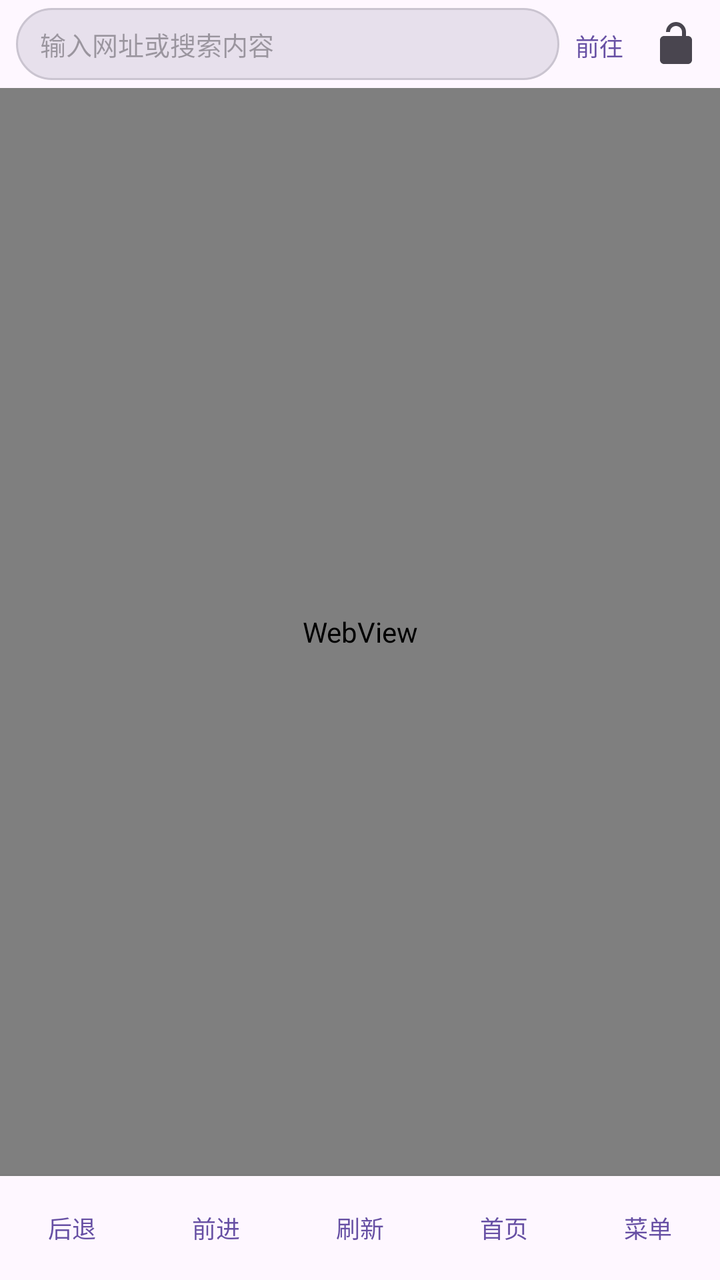
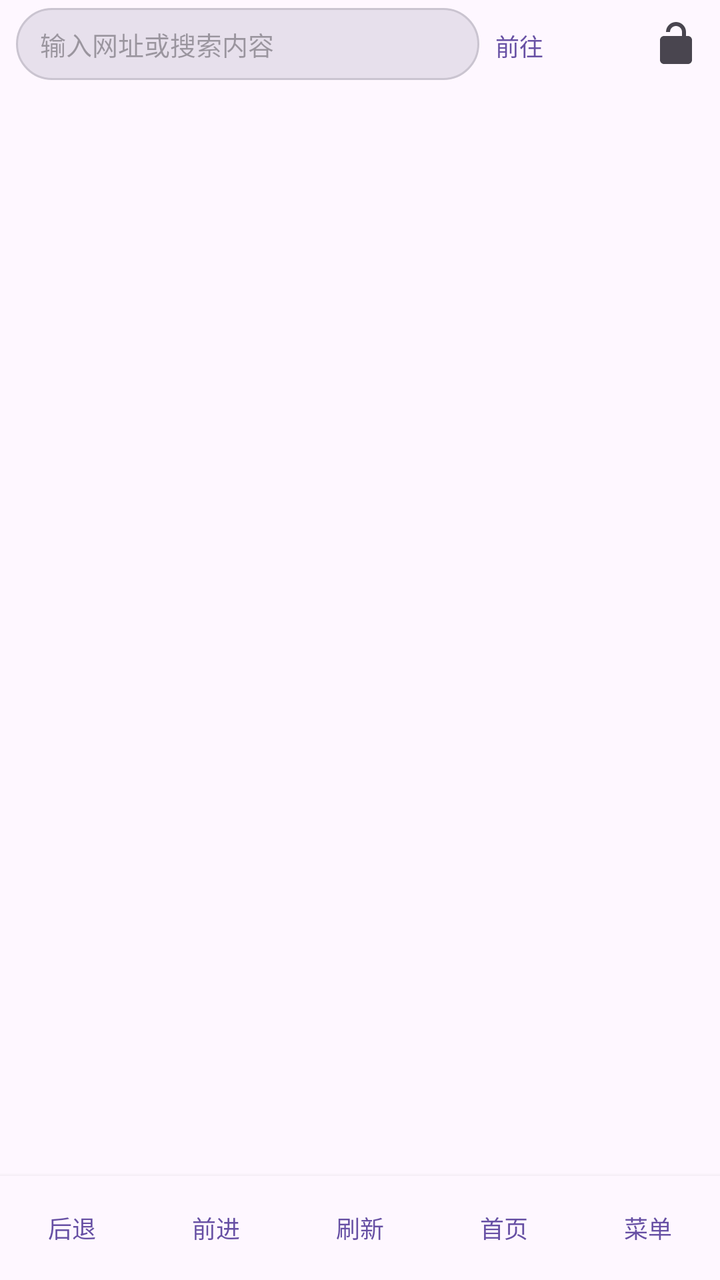

Compare the two renders of this Android layout. The source of the first and the diff that turns it into the second are given below.
<!-- AndroidManifest.xml: application theme Theme.SimpleBrowser -->
<!-- res/layout/activity_main.xml -->
<?xml version="1.0" encoding="utf-8"?>
<androidx.coordinatorlayout.widget.CoordinatorLayout xmlns:android="http://schemas.android.com/apk/res/android"
    xmlns:app="http://schemas.android.com/apk/res-auto"
    android:id="@+id/root"
    android:layout_width="match_parent"
    android:layout_height="match_parent">

    <LinearLayout
        android:layout_width="match_parent"
        android:layout_height="match_parent"
        android:orientation="vertical">

        <com.google.android.material.appbar.AppBarLayout
            android:id="@+id/appBar"
            android:layout_width="match_parent"
            android:layout_height="wrap_content"
            android:background="?attr/colorSurface">

            <LinearLayout
                android:id="@+id/topBar"
                android:layout_width="match_parent"
                android:layout_height="44dp"
                android:gravity="center_vertical"
                android:orientation="horizontal"
                android:paddingStart="8dp"
                android:paddingTop="4dp"
                android:paddingEnd="4dp"
                android:paddingBottom="4dp">

                <EditText
                    android:id="@+id/etAddress"
                    android:layout_width="0dp"
                    android:layout_height="36dp"
                    android:layout_weight="1"
                    android:background="@drawable/bg_address"
                    android:hint="@string/address_hint"
                    android:imeOptions="actionGo"
                    android:importantForAutofill="no"
                    android:inputType="textUri"
                    android:maxLines="1"
                    android:paddingStart="12dp"
                    android:paddingEnd="12dp"
                    android:textSize="13sp" />

                <com.google.android.material.button.MaterialButton
                    android:id="@+id/btnGo"
                    style="@style/Widget.Material3.Button.TextButton"
                    android:layout_width="wrap_content"
                    android:layout_height="36dp"
                    android:minWidth="0dp"
                    android:paddingStart="8dp"
                    android:paddingEnd="8dp"
                    android:text="@string/go"
                    android:textSize="12sp" />

                <ImageButton
                    android:id="@+id/btnPin"
                    android:layout_width="36dp"
                    android:layout_height="36dp"
                    android:background="?attr/selectableItemBackgroundBorderless"
                    android:contentDescription="@string/pin_site"
                    android:padding="6dp"
                    android:scaleType="fitCenter"
                    android:src="@drawable/ic_lock_open_24"
                    android:tooltipText="@string/pin_site"
                    app:tint="?attr/colorControlNormal" />
            </LinearLayout>

            <com.google.android.material.progressindicator.LinearProgressIndicator
                android:id="@+id/progress"
                android:layout_width="match_parent"
                android:layout_height="wrap_content"
                android:max="100"
                android:visibility="gone"
                app:trackThickness="2dp" />
        </com.google.android.material.appbar.AppBarLayout>

        <WebView
            android:id="@+id/webView"
            android:layout_width="match_parent"
            android:layout_height="0dp"
            android:layout_weight="1" />

        <LinearLayout
            android:id="@+id/bottomBar"
            android:layout_width="match_parent"
            android:layout_height="wrap_content"
            android:background="?attr/colorSurface"
            android:elevation="4dp"
            android:orientation="horizontal"
            android:paddingTop="2dp"
            android:paddingBottom="2dp">

            <com.google.android.material.button.MaterialButton
                android:id="@+id/btnBack"
                style="@style/Widget.Material3.Button.TextButton"
                android:layout_width="0dp"
                android:layout_height="wrap_content"
                android:layout_weight="1"
                android:minWidth="0dp"
                android:paddingStart="2dp"
                android:paddingEnd="2dp"
                android:text="@string/back"
                android:textSize="12sp" />

            <com.google.android.material.button.MaterialButton
                android:id="@+id/btnForward"
                style="@style/Widget.Material3.Button.TextButton"
                android:layout_width="0dp"
                android:layout_height="wrap_content"
                android:layout_weight="1"
                android:minWidth="0dp"
                android:paddingStart="2dp"
                android:paddingEnd="2dp"
                android:text="@string/forward"
                android:textSize="12sp" />

            <com.google.android.material.button.MaterialButton
                android:id="@+id/btnRefresh"
                style="@style/Widget.Material3.Button.TextButton"
                android:layout_width="0dp"
                android:layout_height="wrap_content"
                android:layout_weight="1"
                android:minWidth="0dp"
                android:paddingStart="2dp"
                android:paddingEnd="2dp"
                android:text="@string/refresh"
                android:textSize="12sp" />

            <com.google.android.material.button.MaterialButton
                android:id="@+id/btnHome"
                style="@style/Widget.Material3.Button.TextButton"
                android:layout_width="0dp"
                android:layout_height="wrap_content"
                android:layout_weight="1"
                android:minWidth="0dp"
                android:paddingStart="2dp"
                android:paddingEnd="2dp"
                android:text="@string/home"
                android:textSize="12sp" />

            <com.google.android.material.button.MaterialButton
                android:id="@+id/btnMore"
                style="@style/Widget.Material3.Button.TextButton"
                android:layout_width="0dp"
                android:layout_height="wrap_content"
                android:layout_weight="1"
                android:minWidth="0dp"
                android:paddingStart="2dp"
                android:paddingEnd="2dp"
                android:text="@string/more"
                android:textSize="12sp" />
        </LinearLayout>
    </LinearLayout>

</androidx.coordinatorlayout.widget.CoordinatorLayout>
<!-- resources referenced by this layout -->
<resources>
  <!-- drawable bg_address (drawable) -->
  <?xml version="1.0" encoding="utf-8"?>
  <shape xmlns:android="http://schemas.android.com/apk/res/android"
      android:shape="rectangle">
      <solid android:color="?attr/colorSurfaceVariant" />
      <stroke
          android:width="1dp"
          android:color="?attr/colorOutlineVariant" />
      <corners android:radius="18dp" />
  </shape>
  <!-- drawable ic_lock_open_24 (drawable) -->
  <?xml version="1.0" encoding="utf-8"?>
  <vector xmlns:android="http://schemas.android.com/apk/res/android"
      android:width="24dp"
      android:height="24dp"
      android:viewportWidth="24"
      android:viewportHeight="24">
      <path
          android:fillColor="#FF000000"
          android:pathData="M12,17c1.1,0 2,-0.9 2,-2s-0.9,-2 -2,-2 -2,0.9 -2,2 0.9,2 2,2zM18,8h-1V6c0,-2.76 -2.24,-5 -5,-5S7,3.24 7,6h2c0,-1.66 1.34,-3 3,-3s3,1.34 3,3v2H6c-1.1,0 -2,0.9 -2,2v10c0,1.1 0.9,2 2,2h12c1.1,0 2,-0.9 2,-2V10c0,-1.1 -0.9,-2 -2,-2z" />
  </vector>
  <string name="address_hint">输入网址或搜索内容</string>
  <string name="back">后退</string>
  <string name="forward">前进</string>
  <string name="go">前往</string>
  <string name="home">首页</string>
  <string name="more">菜单</string>
  <string name="pin_site">固定网页</string>
  <string name="refresh">刷新</string>
  <style name="Theme.SimpleBrowser" parent="Theme.Material3.DayNight.NoActionBar">
          <item name="colorPrimary">@color/purple_500</item>
          <item name="colorPrimaryDark">@color/purple_700</item>
          <item name="colorSecondary">@color/teal_200</item>
          <item name="android:statusBarColor">?attr/colorPrimaryDark</item>
          <item name="android:windowLightStatusBar">false</item>
      </style>
  <color name="purple_500">#FF6750A4</color>
  <color name="purple_700">#FF4F378B</color>
  <color name="teal_200">#FFB2DFDB</color>
</resources>

<!-- the commit's change to res/layout/activity_main.xml (unified diff, before → after) -->
@@ -53,6 +53,18 @@
                     android:text="@string/go"
                     android:textSize="12sp" />
 
+                <com.google.android.material.button.MaterialButton
+                    android:id="@+id/btnTabs"
+                    style="@style/Widget.Material3.Button.TextButton"
+                    android:layout_width="40dp"
+                    android:layout_height="36dp"
+                    android:contentDescription="@string/tabs"
+                    android:insetTop="0dp"
+                    android:insetBottom="0dp"
+                    android:minWidth="0dp"
+                    android:padding="0dp"
+                    android:textSize="13sp" />
+
                 <ImageButton
                     android:id="@+id/btnPin"
                     android:layout_width="36dp"
@@ -66,6 +78,13 @@
                     app:tint="?attr/colorControlNormal" />
             </LinearLayout>
 
+            <View
+                android:id="@+id/privateIndicator"
+                android:layout_width="match_parent"
+                android:layout_height="2dp"
+                android:background="@color/private_bar"
+                android:visibility="gone" />
+
             <com.google.android.material.progressindicator.LinearProgressIndicator
                 android:id="@+id/progress"
                 android:layout_width="match_parent"
@@ -75,8 +94,8 @@
                 app:trackThickness="2dp" />
         </com.google.android.material.appbar.AppBarLayout>
 
-        <WebView
-            android:id="@+id/webView"
+        <FrameLayout
+            android:id="@+id/webContainer"
             android:layout_width="match_parent"
             android:layout_height="0dp"
             android:layout_weight="1" />
<!-- resource entries referenced after the edit -->
@@ -1,5 +1,6 @@
 <!-- resources referenced by this layout -->
 <resources>
+  <color name="private_bar">#FF3B1F5C</color>
   <!-- drawable bg_address (drawable) -->
   <?xml version="1.0" encoding="utf-8"?>
   <shape xmlns:android="http://schemas.android.com/apk/res/android"
@@ -29,6 +30,7 @@
   <string name="more">菜单</string>
   <string name="pin_site">固定网页</string>
   <string name="refresh">刷新</string>
+  <string name="tabs">标签页</string>
   <style name="Theme.SimpleBrowser" parent="Theme.Material3.DayNight.NoActionBar">
           <item name="colorPrimary">@color/purple_500</item>
           <item name="colorPrimaryDark">@color/purple_700</item>
